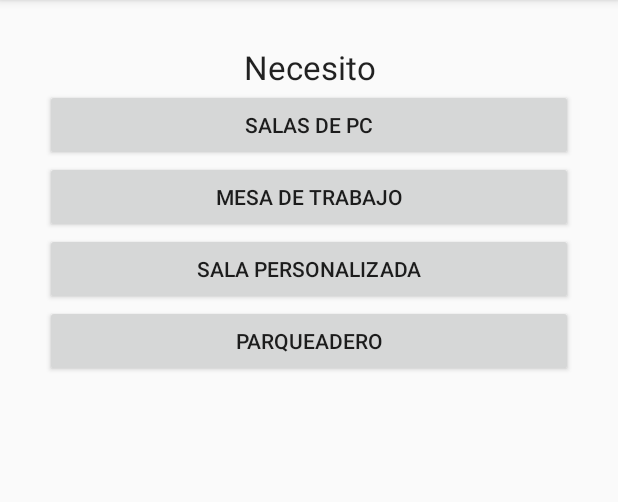
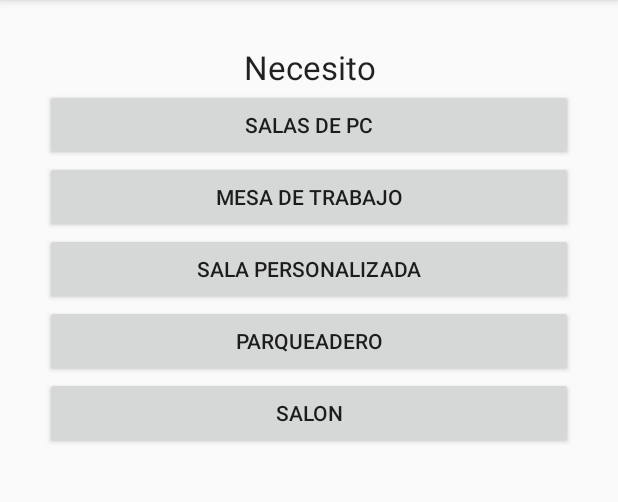
Before and after one commit to Ander0506/WorkPlaces, an Android app: the Home screen opened directly, with no data from a screen before it, on a phone screen of 412 x 824 dp, the part 84-586 px from its top. Run offline under Robolectric (Android 15) with nearby library versions, the phone set to English and light mode, and no system bars.

Commit message:
vistas conectadas
se conecto home con la vistas de buscar plantilla

```diff
--- a/app/src/main/AndroidManifest.xml
+++ b/app/src/main/AndroidManifest.xml
@@ -21,6 +21,8 @@
         <activity android:name=".MainActivity"
             android:theme="@style/Theme.AppCompat.DayNight.NoActionBar"></activity>
         <activity android:name=".Home" />
+        <activity android:name=".BuscarPlantilla"></activity>
+
     </application>
 
 </manifest>
--- a/app/src/main/res/layout/activity_home.xml
+++ b/app/src/main/res/layout/activity_home.xml
@@ -24,24 +24,35 @@
             android:id="@+id/hm_bt_salasdepc"
             android:layout_width="match_parent"
             android:layout_height="wrap_content"
+            android:onClick="listPcRooms"
             android:text="@string/salaDePc" />
 
         <Button
             android:id="@+id/hm_bt_mesaTrabajo"
             android:layout_width="match_parent"
             android:layout_height="wrap_content"
+            android:onClick="listWorkTables"
             android:text="@string/mesaDeTrabajo" />
 
         <Button
             android:id="@+id/hm_bt_SalaPersonalizada"
             android:layout_width="match_parent"
             android:layout_height="wrap_content"
+            android:onClick="listPersonalizedRooms"
             android:text="@string/salaPersonalizada" />
 
         <Button
             android:id="@+id/hm_bt_parqueadero"
             android:layout_width="match_parent"
             android:layout_height="wrap_content"
+            android:onClick="listParking"
             android:text="@string/parqueadero" />
+
+        <Button
+            android:id="@+id/hm_bt_salon"
+            android:layout_width="match_parent"
+            android:layout_height="wrap_content"
+            android:onClick="listClassRooms"
+            android:text="@string/salon" />
     </LinearLayout>
 </android.support.constraint.ConstraintLayout>
--- a/app/src/main/res/layout/activity_main.xml
+++ b/app/src/main/res/layout/activity_main.xml
@@ -36,6 +36,7 @@
                 android:layout_height="wrap_content"
                 android:ems="10"
                 android:inputType="textPersonName|textPostalAddress"
+                android:text="test@mail.com"
                 android:textColor="#FFFFFF"
                 android:textColorHint="#FFFFFF"
                 android:textColorLink="#00bbe4" />
@@ -54,6 +55,7 @@
                 android:layout_height="wrap_content"
                 android:ems="10"
                 android:inputType="textPassword"
+                android:text="123456"
                 android:textColor="@android:color/white"
                 android:textColorLink="#00bbe4" />
 
```
Also changed, not shown: app/src/main/java/com/example/workplaces/BuscarPlantilla.java (added, +56 -0 lines), app/src/main/java/com/example/workplaces/Home.java (+40 -0 lines), app/src/main/java/com/example/workplaces/Place.java (+12 -1 lines), app/src/main/res/values/strings.xml (+10 -0 lines).
